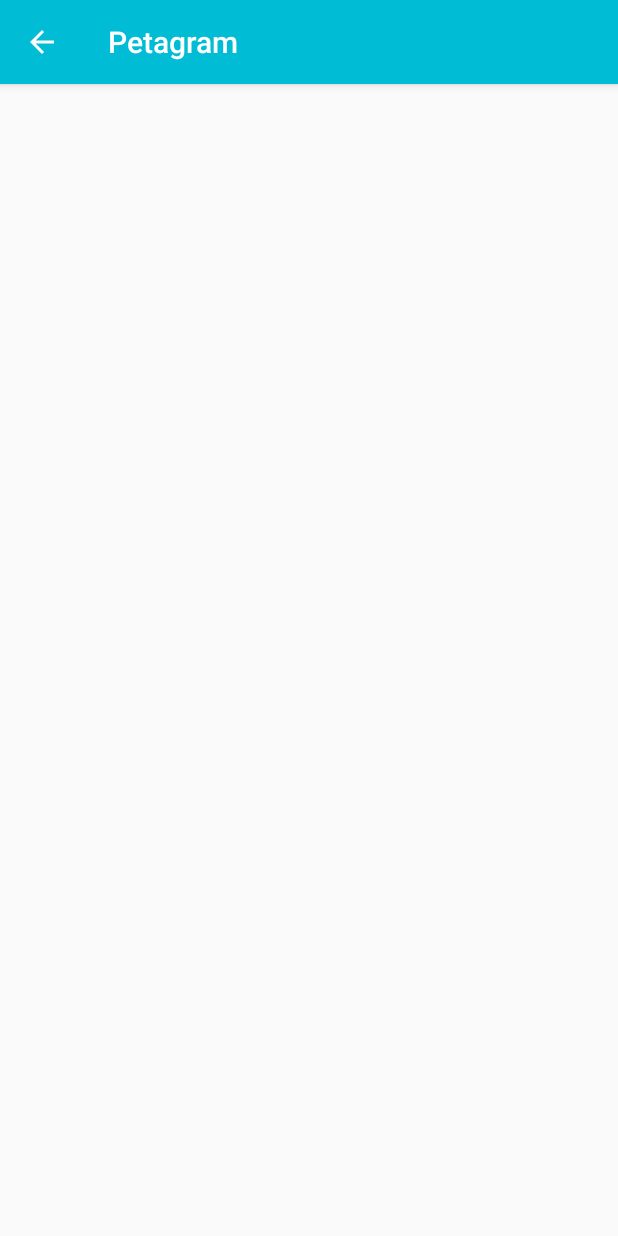
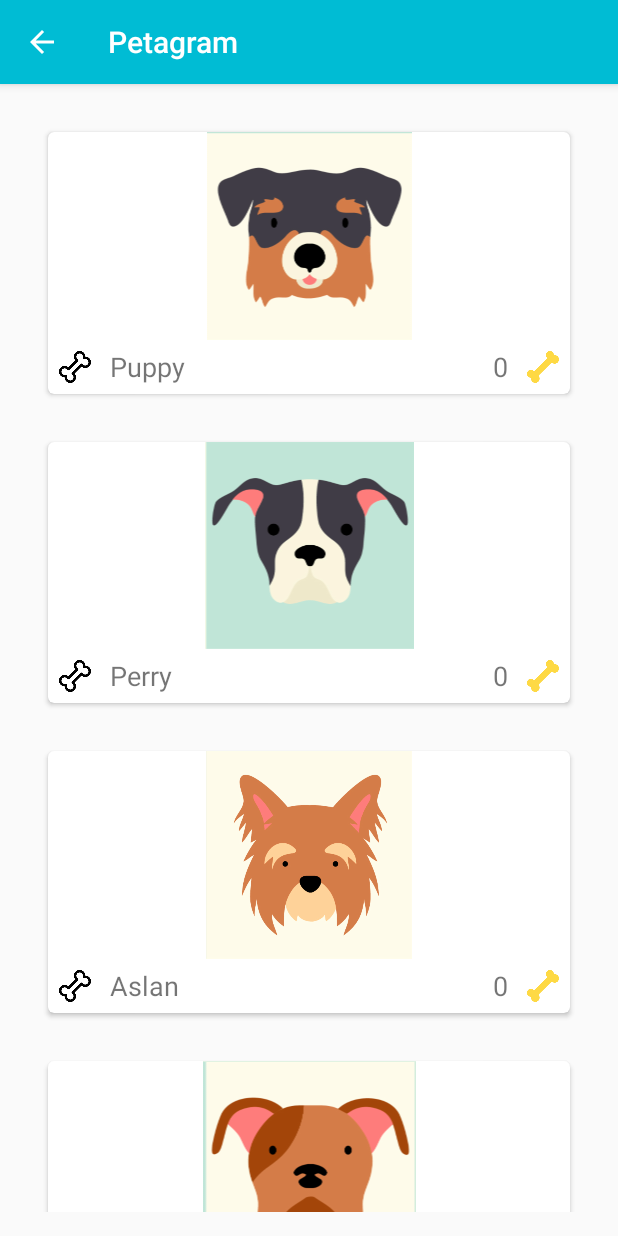
Before and after one commit to clarkenet/Petagram, an Android app: the ListadoActivity screen opened directly, with no data from a screen before it, on a phone screen of 412 x 824 dp. Run offline under Robolectric (Android 15) with nearby library versions, the phone set to English and light mode, and no system bars.

Commit message:
Diseño del Listado de Mascotas terminado

```diff
--- a/app/src/main/java/com/kenneth/android/petagram/ListadoActivity.java
+++ b/app/src/main/java/com/kenneth/android/petagram/ListadoActivity.java
@@ -2,15 +2,52 @@ package com.kenneth.android.petagram;
 
 import android.support.v7.app.AppCompatActivity;
 import android.os.Bundle;
+import android.support.v7.widget.LinearLayoutManager;
+import android.support.v7.widget.RecyclerView;
+
+import com.kenneth.android.petagram.com.kenneth.android.petagram.adapter.MascotaAdapter;
+import com.kenneth.android.petagram.com.kenneth.android.petagram.model.Mascota;
+
+import java.util.ArrayList;
 
 public class ListadoActivity extends AppCompatActivity {
+
+    ArrayList<Mascota> mascotas;
+    RecyclerView rvMascotas;
 
     @Override
     protected void onCreate(Bundle savedInstanceState) {
         super.onCreate(savedInstanceState);
         setContentView(R.layout.activity_listado);
-
 //        getActionBar().setDisplayHomeAsUpEnabled(true);
 
+        rvMascotas = (RecyclerView) findViewById(R.id.rvMascotas);
+        LinearLayoutManager linearLayoutManager = new LinearLayoutManager(this);
+        linearLayoutManager.setOrientation(LinearLayoutManager.VERTICAL);
+
+        rvMascotas.setLayoutManager(linearLayoutManager);
+
+        inicializarListaMascotas();
+        inicializarAdaptador();
+
     }
+
+    private void inicializarListaMascotas() {
+        mascotas = new ArrayList<>();
+        mascotas.add(new Mascota(R.drawable.puppy_black_brown, "Puppy"));
+        mascotas.add(new Mascota(R.drawable.puppy_black_white, "Perry"));
+        mascotas.add(new Mascota(R.drawable.puppy_brown, "Aslan"));
+        mascotas.add(new Mascota(R.drawable.puppy_bulldog, "Pet"));
+        mascotas.add(new Mascota(R.drawable.puppy_husky, "Balto"));
+        mascotas.add(new Mascota(R.drawable.puppy_labrador, "Lambda"));
+        mascotas.add(new Mascota(R.drawable.puppy_pitbull, "Daddy"));
+        mascotas.add(new Mascota(R.drawable.puppy_white, "Snow"));
+        mascotas.add(new Mascota(R.drawable.puppy_wolf, "Lobo"));
+    }
+
+    private void inicializarAdaptador() {
+        MascotaAdapter adapter = new MascotaAdapter(mascotas);
+        rvMascotas.setAdapter(adapter);
+    }
+
 }
--- /dev/null
+++ b/app/src/main/java/com/kenneth/android/petagram/com/kenneth/android/petagram/adapter/MascotaAdapter.java
@@ -0,0 +1,59 @@
+package com.kenneth.android.petagram.com.kenneth.android.petagram.adapter;
+
+import android.support.v7.widget.RecyclerView;
+import android.view.LayoutInflater;
+import android.view.View;
+import android.view.ViewGroup;
+import android.widget.ImageView;
+import android.widget.TextView;
+
+import com.kenneth.android.petagram.R;
+import com.kenneth.android.petagram.com.kenneth.android.petagram.model.Mascota;
+
+import java.util.ArrayList;
+
+/**
+ * Created by kenneth on 2/08/16.
+ */
+public class MascotaAdapter extends RecyclerView.Adapter<MascotaAdapter.MascotaViewHolder> {
+
+    ArrayList<Mascota> mascotas;
+
+    public MascotaAdapter(ArrayList<Mascota> mascotas) {
+        this.mascotas = mascotas;
+    }
+
+    @Override
+    public MascotaViewHolder onCreateViewHolder(ViewGroup parent, int viewType) {
+        View view = LayoutInflater.from(parent.getContext()).inflate(R.layout.cardview_mascota, parent, false);
+        return new MascotaViewHolder(view);
+    }
+
+    @Override
+    public void onBindViewHolder(MascotaViewHolder holder, int position) {
+        Mascota mascota = mascotas.get(position);
+        holder.imFoto.setImageResource(mascota.getFoto());
+        holder.tvName.setText(mascota.getName());
+        holder.tvRating.setText("" + mascota.getRating());
+    }
+
+    @Override
+    public int getItemCount() {
+        return mascotas.size();
+    }
+
+    public static class MascotaViewHolder extends RecyclerView.ViewHolder {
+
+        private ImageView imFoto;
+        private TextView tvName;
+        private TextView tvRating;
+
+        public MascotaViewHolder(View itemView) {
+            super(itemView);
+            imFoto = (ImageView) itemView.findViewById(R.id.imFoto);
+            tvName = (TextView) itemView.findViewById(R.id.tvName);
+            tvRating = (TextView) itemView.findViewById(R.id.tvRating);
+        }
+
+    }
+}
--- a/app/src/main/res/layout/activity_listado.xml
+++ b/app/src/main/res/layout/activity_listado.xml
@@ -9,4 +9,9 @@
     android:paddingTop="@dimen/activity_vertical_margin"
     tools:context="com.kenneth.android.petagram.ListadoActivity">
 
+    <android.support.v7.widget.RecyclerView
+        android:id="@+id/rvMascotas"
+        android:layout_width="match_parent"
+        android:layout_height="match_parent"/>
+
 </RelativeLayout>
```
Also changed, not shown: app/src/main/ic_launcher-web.png (added), app/src/main/res/drawable-hdpi/5_star.png (deleted), app/src/main/res/drawable-hdpi/ic_star5.png (added), app/src/main/res/drawable-mdpi/5_star.png (deleted), app/src/main/res/drawable-mdpi/ic_star5.png (added), app/src/main/res/drawable-xhdpi/5_star.png (deleted), app/src/main/res/drawable-xhdpi/ic_star5.png (added), app/src/main/res/drawable-xxhdpi/5_star.png (deleted), app/src/main/res/drawable-xxhdpi/ic_star5.png (added), app/src/main/res/drawable-xxxhdpi/5_star.png (deleted), app/src/main/res/mipmap-hdpi/ic_launcher.png, app/src/main/res/mipmap-mdpi/ic_launcher.png, app/src/main/res/mipmap-xhdpi/ic_launcher.png, app/src/main/res/mipmap-xxhdpi/ic_launcher.png, 1 more files.
